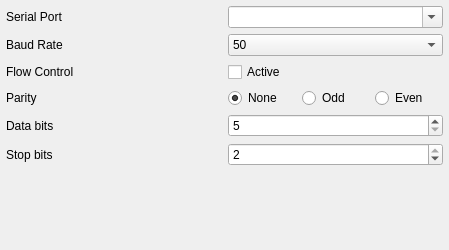
First picture: the form in src/ui/SerialSettings.ui, repository mavlink/qgroundcontrol, before the edit.
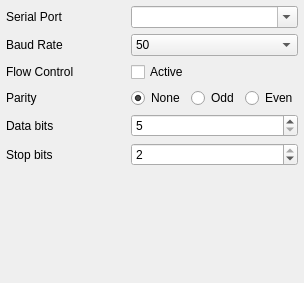
Second picture: the form after the edit.

Diff of the .ui file:
```diff
--- a/src/ui/SerialSettings.ui
+++ b/src/ui/SerialSettings.ui
@@ -6,14 +6,14 @@
    <rect>
     <x>0</x>
     <y>0</y>
-    <width>449</width>
-    <height>250</height>
+    <width>304</width>
+    <height>283</height>
    </rect>
   </property>
   <property name="windowTitle">
    <string>Form</string>
   </property>
-  <layout class="QGridLayout" name="gridLayout" rowstretch="0,0,0,0,0,0,10">
+  <layout class="QGridLayout" name="gridLayout" rowstretch="0,0,0,0,0,0,0" columnstretch="100,1">
    <property name="margin">
     <number>6</number>
    </property>
@@ -284,13 +284,6 @@
      </item>
     </layout>
    </item>
-   <item row="4" column="0">
-    <widget class="QLabel" name="portlabel_5">
-     <property name="text">
-      <string>Data bits</string>
-     </property>
-    </widget>
-   </item>
    <item row="4" column="1">
     <widget class="QSpinBox" name="dataBitsSpinBox">
      <property name="sizePolicy">
@@ -373,12 +366,19 @@
      </property>
      <property name="sizeHint" stdset="0">
       <size>
-       <width>431</width>
-       <height>47</height>
+       <width>0</width>
+       <height>0</height>
       </size>
      </property>
     </spacer>
    </item>
+   <item row="4" column="0">
+    <widget class="QLabel" name="portlabel_5">
+     <property name="text">
+      <string>Data bits</string>
+     </property>
+    </widget>
+   </item>
   </layout>
   <action name="actionDelete">
    <property name="text">
```
